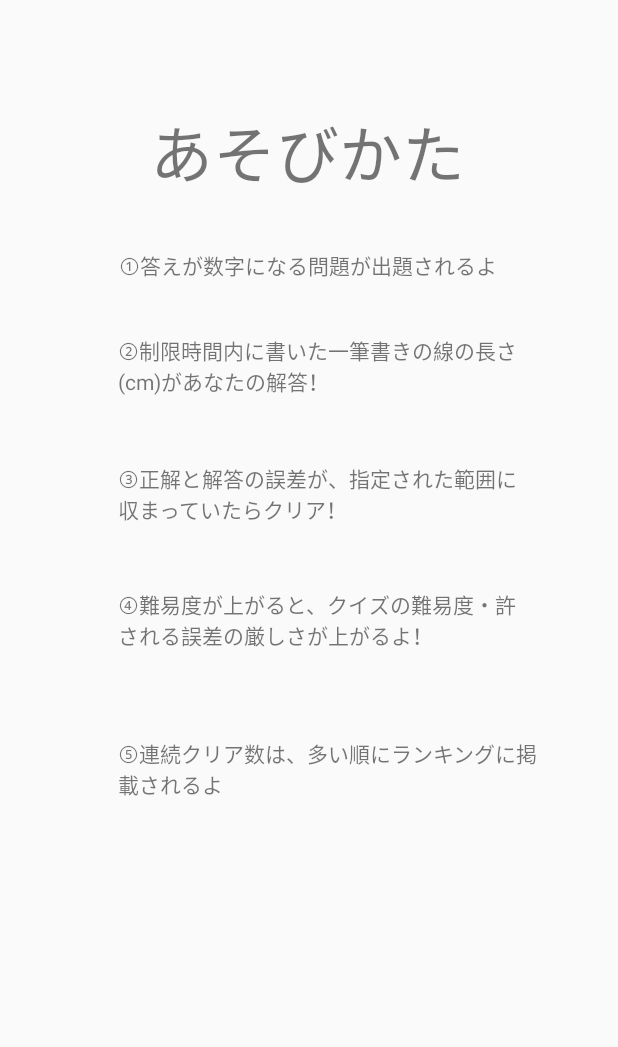
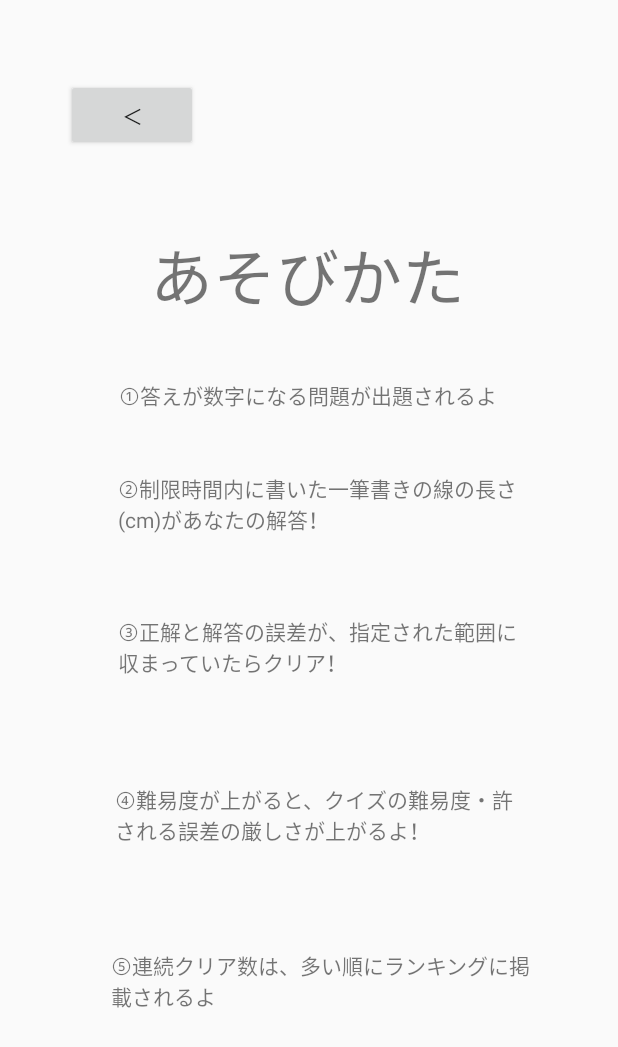
Before and after one commit to SennApp/Senn, an Android app: the GuideActivity screen opened directly, with no data from a screen before it, on a phone screen of 412 x 824 dp. Shown: the top 1047 px of the screen. Run offline under Robolectric (Android 15) with nearby library versions, the phone set to English and light mode, and no system bars; Roboto replaces fonts that are not available here.

Commit message:
Guide に戻るボタンを追加しました。

```diff
--- a/app/src/main/java/edu/konan_univ/senn/GuideActivity.java
+++ b/app/src/main/java/edu/konan_univ/senn/GuideActivity.java
@@ -1,6 +1,8 @@
 package edu.konan_univ.senn;
 
+import android.content.Intent;
 import android.os.Bundle;
+import android.view.View;
 
 import androidx.activity.EdgeToEdge;
 import androidx.appcompat.app.AppCompatActivity;
@@ -21,4 +23,10 @@ public class GuideActivity extends AppCompatActivity {
             return insets;
         });
     }
+
+    public void onBack2Clicked(View view) {
+        Intent intent = new Intent(GuideActivity.this, MainActivity.class);
+        startActivity(intent);
+    }
+
 }
--- a/app/src/main/res/layout/activity_guide.xml
+++ b/app/src/main/res/layout/activity_guide.xml
@@ -19,7 +19,7 @@
         app:layout_constraintHorizontal_bias="0.498"
         app:layout_constraintStart_toStartOf="parent"
         app:layout_constraintTop_toTopOf="parent"
-        app:layout_constraintVertical_bias="0.112" />
+        app:layout_constraintVertical_bias="0.214" />
 
     <TextView
         android:id="@+id/textView_guide2"
@@ -31,7 +31,7 @@
         app:layout_constraintHorizontal_bias="0.496"
         app:layout_constraintStart_toStartOf="parent"
         app:layout_constraintTop_toTopOf="parent"
-        app:layout_constraintVertical_bias="0.207" />
+        app:layout_constraintVertical_bias="0.315" />
 
     <TextView
         android:id="@+id/textView_guide3"
@@ -43,7 +43,7 @@
         app:layout_constraintHorizontal_bias="0.569"
         app:layout_constraintStart_toStartOf="parent"
         app:layout_constraintTop_toTopOf="parent"
-        app:layout_constraintVertical_bias="0.408" />
+        app:layout_constraintVertical_bias="0.543" />
 
     <TextView
         android:id="@+id/textView_guide4"
@@ -52,10 +52,10 @@
         android:text="④難易度が上がると、クイズの難易度・許される誤差の厳しさが上がるよ！"
         app:layout_constraintBottom_toBottomOf="parent"
         app:layout_constraintEnd_toEndOf="parent"
-        app:layout_constraintHorizontal_bias="0.577"
+        app:layout_constraintHorizontal_bias="0.562"
         app:layout_constraintStart_toStartOf="parent"
         app:layout_constraintTop_toTopOf="parent"
-        app:layout_constraintVertical_bias="0.517" />
+        app:layout_constraintVertical_bias="0.688" />
 
     <TextView
         android:id="@+id/textView_guide5"
@@ -64,10 +64,10 @@
         android:text="⑤連続クリア数は、多い順にランキングに掲載されるよ"
         app:layout_constraintBottom_toBottomOf="parent"
         app:layout_constraintEnd_toEndOf="parent"
-        app:layout_constraintHorizontal_bias="0.65"
+        app:layout_constraintHorizontal_bias="0.616"
         app:layout_constraintStart_toStartOf="parent"
         app:layout_constraintTop_toTopOf="parent"
-        app:layout_constraintVertical_bias="0.657" />
+        app:layout_constraintVertical_bias="0.846" />
 
     <TextView
         android:id="@+id/textView_guide6"
@@ -79,5 +79,18 @@
         app:layout_constraintHorizontal_bias="0.629"
         app:layout_constraintStart_toStartOf="parent"
         app:layout_constraintTop_toTopOf="parent"
-        app:layout_constraintVertical_bias="0.286" />
+        app:layout_constraintVertical_bias="0.404" />
+
+    <Button
+        android:id="@+id/button"
+        android:layout_width="wrap_content"
+        android:layout_height="wrap_content"
+        android:onClick="onBack2Clicked"
+        android:text="＜"
+        app:layout_constraintBottom_toBottomOf="parent"
+        app:layout_constraintEnd_toEndOf="parent"
+        app:layout_constraintHorizontal_bias="0.136"
+        app:layout_constraintStart_toStartOf="parent"
+        app:layout_constraintTop_toTopOf="parent"
+        app:layout_constraintVertical_bias="0.068" />
 </androidx.constraintlayout.widget.ConstraintLayout>
```
